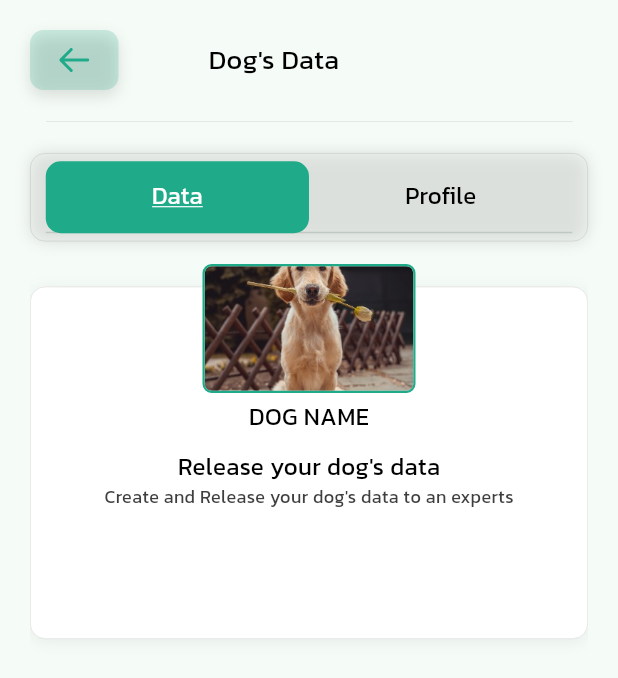
After one commit to saad-01/dogapp, a Flutter app: the DogDetailsPage screen opened by its route, on a phone screen of 412 x 824 dp. The commit adds this screen. Shown: the top 678 px of the screen. Run offline on Flutter 3.47's test engine with Material 3 defaults, Android fonts, the phone set to English and light mode, and no system bars; our stand-ins replace flutter_svg, get.

Commit message:
dog detail 25%

```diff
--- a/lib/components/dog_widget.dart
+++ b/lib/components/dog_widget.dart
@@ -1,8 +1,10 @@
+import 'package:dogapp/routes/route_names.dart';
 import 'package:dogapp/utils/assets.dart';
 import 'package:dogapp/utils/strings.dart';
 import 'package:dogapp/utils/styles.dart';
 import 'package:flutter/material.dart';
 import 'package:flutter_svg/svg.dart';
+import 'package:get/get.dart';
 import '../utils/app_colors.dart';
 
 class DogWidget extends StatelessWidget {
@@ -10,7 +12,11 @@ class DogWidget extends StatelessWidget {
 
   @override
   Widget build(BuildContext context) {
-    return Container(
+    return InkWell(
+      onTap: () {
+        Get.toNamed(RouteName.dogDetailsPage);
+      },
+      child: Ink(
         padding: const EdgeInsets.symmetric(horizontal: 12, vertical: 10),
         decoration: ShapeDecoration(
           color: Colors.white,
@@ -115,6 +121,7 @@ class DogWidget extends StatelessWidget {
             )
           ],
         ),
+      ),
     );
   }
 }
--- /dev/null
+++ b/lib/pages/dog_detail_page.dart
@@ -0,0 +1,155 @@
+import 'package:dogapp/components/appbar.dart';
+import 'package:dogapp/utils/app_colors.dart';
+import 'package:dogapp/utils/assets.dart';
+import 'package:dogapp/utils/strings.dart';
+import 'package:dogapp/utils/styles.dart';
+import 'package:flutter/material.dart';
+
+class DogDetailsPage extends StatelessWidget {
+  const DogDetailsPage({super.key});
+
+  @override
+  Widget build(BuildContext context) {
+    return DefaultTabController(
+      initialIndex: 0,
+      length: 2,
+      child: Scaffold(
+        body: SafeArea(
+          child: Container(
+            padding: const EdgeInsets.all(20),
+            child: Column(
+              children: [
+                const CustomAppBar(title: AppStrings.dogsData),
+                Container(
+                  padding:
+                      const EdgeInsets.symmetric(horizontal: 10, vertical: 5),
+                  decoration: ShapeDecoration(
+                    color: const Color(0x38ECECEC),
+                    shape: RoundedRectangleBorder(
+                      side: BorderSide(
+                        width: 0.50,
+                        color: Colors.black.withOpacity(0.11999999731779099),
+                      ),
+                      borderRadius: BorderRadius.circular(10),
+                    ),
+                    shadows: const [
+                      BoxShadow(
+                        color: Color(0x1E000000),
+                        blurRadius: 8,
+                        offset: Offset(0, 0),
+                        spreadRadius: 0,
+                      )
+                    ],
+                  ),
+                  child: TabBar(
+                    unselectedLabelColor: AppColors.black,
+                    labelColor: AppColors.white,
+                    unselectedLabelStyle: Styles.expertSignupPaget1(),
+                    labelStyle: Styles.white16UTxt(),
+                    indicatorSize: TabBarIndicatorSize.tab,
+                    indicator: BoxDecoration(
+                        color: AppColors.primaryColor,
+                        borderRadius: BorderRadius.circular(10)),
+                    indicatorColor: AppColors.primaryColor,
+                    splashBorderRadius: BorderRadius.circular(10),
+                    tabs: const <Widget>[
+                      Tab(
+                        text: AppStrings.data,
+                      ),
+                      Tab(
+                        text: AppStrings.profile,
+                      ),
+                    ],
+                  ),
+                ),
+                const SizedBox(
+                  height: 15,
+                ),
+                Expanded(
+                    child: TabBarView(children: <Widget>[
+                  SingleChildScrollView(
+                      child: Center(
+                          child: Column(
+                    children: [
+                      Stack(
+                        children: [
+                          Padding(
+                            padding: const EdgeInsets.only(top: 15),
+                            child: Container(
+                              padding: const EdgeInsets.only(
+                                  top: 75, left: 20, right: 20, bottom: 25),
+                              width: 382,
+                              height: 235,
+                              decoration: ShapeDecoration(
+                                color: AppColors.white,
+                                shape: RoundedRectangleBorder(
+                                  side: BorderSide(
+                                    width: 0.50,
+                                    color: Colors.black
+                                        .withOpacity(0.11999999731779099),
+                                  ),
+                                  borderRadius: BorderRadius.circular(10),
+                                ),
+                                shadows: const [
+                                  BoxShadow(
+                                    color: Color(0x0F000000),
+                                    blurRadius: 8,
+                                    offset: Offset(0, 2),
+                                    spreadRadius: 0,
+                                  )
+                                ],
+                              ),
+                              child: Column(
+                                children: [
+                                  Text(
+                                    AppStrings.nameCapital,
+                                    style: Styles.expertSignupPaget1(),
+                                  ),
+                                  const SizedBox(
+                                    height: 10,
+                                  ),
+                                  Text(
+                                    AppStrings.releaseDogData,
+                                    style: Styles.expertSignupPaget1(),
+                                  ),
+                                  Text(
+                                    AppStrings.createRelease,
+                                    style: Styles.subText(),
+                                  )
+                                ],
+                              ),
+                            ),
+                          ),
+                          Positioned(
+                              left: 115,
+                              right: 115,
+                              top: 0,
+                              child: Container(
+                                width: 86,
+                                height: 86,
+                                decoration: ShapeDecoration(
+                                  image: const DecorationImage(
+                                    image: AssetImage(AssetImages.dogItem),
+                                    fit: BoxFit.cover,
+                                  ),
+                                  shape: RoundedRectangleBorder(
+                                    side: const BorderSide(
+                                        width: 1.50, color: Color(0xFF1FAB89)),
+                                    borderRadius: BorderRadius.circular(6),
+                                  ),
+                                ),
+                              ))
+                        ],
+                      )
+                    ],
+                  ))),
+                  const SingleChildScrollView(child: Center(child: Text("hi"))),
+                ]))
+              ],
+            ),
+          ),
+        ),
+      ),
+    );
+  }
+}
--- a/lib/routes/route_names.dart
+++ b/lib/routes/route_names.dart
@@ -10,4 +10,5 @@ class RouteName {
   static const String calendarPage = '/calendar_page';
   static const String settingsPage = '/settings_page';
   static const String appointDetailsPage = '/appoint_details_page';
+  static const String dogDetailsPage = '/dog_details_page';
 }
--- a/lib/routes/routes.dart
+++ b/lib/routes/routes.dart
@@ -1,6 +1,7 @@
 
 import 'package:dogapp/pages/appointment_detail_page.dart';
 import 'package:dogapp/pages/choose_profile_page.dart';
+import 'package:dogapp/pages/dog_detail_page.dart';
 import 'package:dogapp/pages/expert_signup_page.dart';
 import 'package:dogapp/pages/intro_page.dart';
 import 'package:dogapp/pages/parent_dashboard.dart';
@@ -54,5 +55,12 @@ class AppRoutes {
           transitionDuration: const Duration(milliseconds: 250),
           transition: Transition.leftToRight,
         ),
+
+        GetPage(
+          name: RouteName.dogDetailsPage,
+          page: () => const DogDetailsPage(),
+          transitionDuration: const Duration(milliseconds: 250),
+          transition: Transition.leftToRight,
+        ),
       ];
 }
--- a/lib/utils/assets.dart
+++ b/lib/utils/assets.dart
@@ -31,5 +31,16 @@ class AssetImages {
   static const dogItemClock = "assets/images/clockIcon.svg";
   static const dogItemMsg = "assets/images/msgIcon.svg";
   static const backIcon = "assets/images/backIcon.svg";
-  static const injectionLg ="assets/images/injectionLg.svg";
+  static const injectionLg = "assets/images/injectionLg.svg";
+  static const editIcon = "assets/images/editIcon.svg";
+  static const shareIcon = "assets/images/shareIcon.svg";
+  static const medicineImage = "assets/images/medicineImage.svg";
+  static const capsuleImage = "assets/images/capsuleImage.svg";
+  static const medBottle = "assets/images/medBottle.svg";
+  static const blueMed = "assets/images/blueMed.svg";
+  static const yellowMed = "assets/images/yellowMed.svg";
+  static const dogFood = "assets/images/dogFood.svg";
+  static const dogBelt = "assets/images/dogBelt.svg";
+  static const communityIcon = "assets/images/community.svg";
+  static const weightMachine = "assets/images/wieghtMachine.svg";
 }
--- a/lib/utils/strings.dart
+++ b/lib/utils/strings.dart
@@ -61,4 +61,21 @@ class AppStrings {
   static const dogNameH = "Dog Name";
   static const note =
       "After this exercise yor dog will pay more attention to you and your hands.";
+  static const releaseDogData = "Release your dog's data";
+  static const editRecord = "Edit Record";
+  static const shareRecord = "Share Record";
+  static const createRelease = "Create and Release your dog's data to an experts";
+  static const nameCapital = "DOG NAME";
+  static const data = "Data";
+  static const profile = "Profile";
+  static const dogsData = "Dog's Data";
+  static const healthData = "Health Data";
+  static const healthSub = "Add a appointment about of your dog's health and set  Reminder about the vaccination or grooming session.";
+  static const appAppoint = "Add Appointments";
+  static const exerciseExpert = "Exercises & Experts";
+  static const feedManage = "Feed management";
+  static const safetyEmergency = "Safety and Emergency";
+  static const gotoCommunity = "Go to Community";
+  static const kg = "00:00 KG";
+  static const weight = "Weight:";
 }
--- a/lib/utils/styles.dart
+++ b/lib/utils/styles.dart
@@ -226,4 +226,13 @@ class Styles {
       fontSize: 12,
     );
   }
+
+  static TextStyle white16UTxt() {
+    return const TextStyle(
+      color: AppColors.white,
+      fontSize: 16,
+      decoration: TextDecoration.underline,
+      decorationColor: AppColors.white,
+    );
+  }
 }
```
Also changed, not shown: assets/images/blueMed.svg (added), assets/images/capsuleImage.svg (added), assets/images/community.svg (added), assets/images/dogBelt.svg (added), assets/images/dogFood.svg (added), assets/images/editIcon.svg (added), assets/images/medBottle.svg (added), assets/images/medicineImage.svg (added), assets/images/shareIcon.svg (added), assets/images/wieghtMachine.svg (added), assets/images/yellowMed.svg (added). Lines whose indentation alone changed are shown as unchanged.
